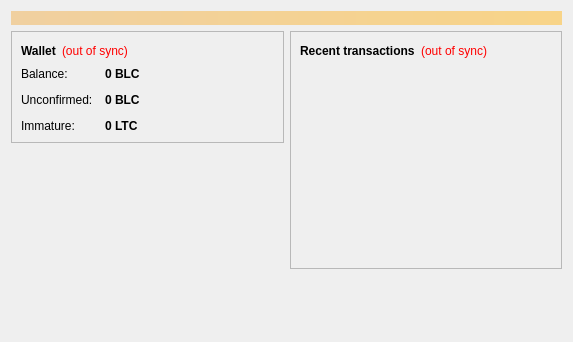
Qt form src/qt/forms/overviewpage.ui (ProsperCoin/prospercoin) before a commit.
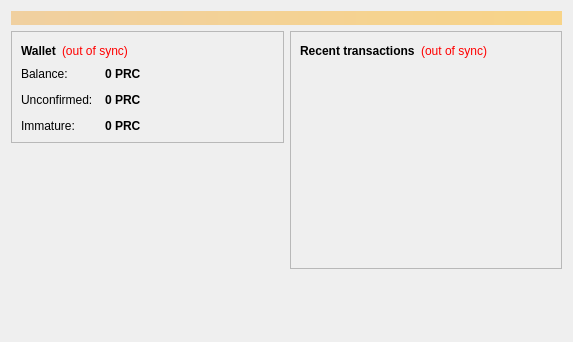
The same form after that commit. Icons and pictures are not drawn.

Patch:
```diff
--- a/src/qt/forms/overviewpage.ui
+++ b/src/qt/forms/overviewpage.ui
@@ -122,7 +122,7 @@
                <string>Your current balance</string>
               </property>
               <property name="text">
-               <string notr="true">0 BLC</string>
+               <string notr="true">0 PRC</string>
               </property>
               <property name="textInteractionFlags">
                <set>Qt::LinksAccessibleByMouse|Qt::TextSelectableByKeyboard|Qt::TextSelectableByMouse</set>
@@ -151,7 +151,7 @@
                <string>Total of transactions that have yet to be confirmed, and do not yet count toward the current balance</string>
               </property>
               <property name="text">
-               <string notr="true">0 BLC</string>
+               <string notr="true">0 PRC</string>
               </property>
               <property name="textInteractionFlags">
                <set>Qt::LinksAccessibleByMouse|Qt::TextSelectableByKeyboard|Qt::TextSelectableByMouse</set>
@@ -177,7 +177,7 @@
                <string>Mined balance that has not yet matured</string>
               </property>
               <property name="text">
-               <string notr="true">0 LTC</string>
+               <string notr="true">0 PRC</string>
               </property>
               <property name="textInteractionFlags">
                <set>Qt::LinksAccessibleByMouse|Qt::TextSelectableByKeyboard|Qt::TextSelectableByMouse</set>
```
Left out of the diff: 5 changed lines with no effect on the pictures.
